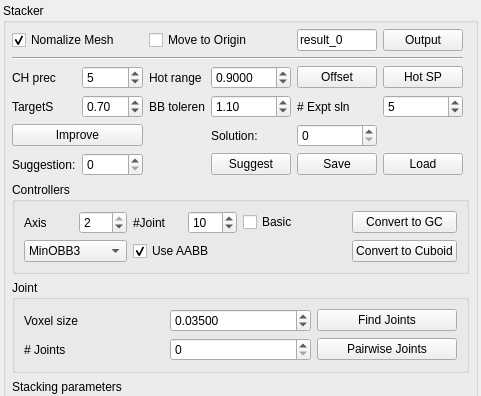
Old version of the form Stacker/StackerWidget.ui in the repository HonghuaLi/stacker; both pictures show x 0 to 481 and y 0 to 396 of the 481 by 687 pixel window.
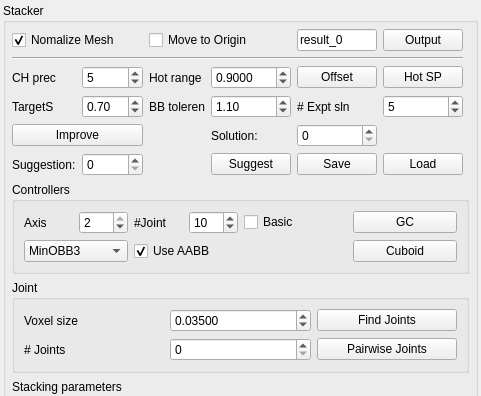
New version of the form. Icons and pictures are not drawn.

Patch:
```diff
--- a/Stacker/StackerWidget.ui
+++ b/Stacker/StackerWidget.ui
@@ -7,7 +7,7 @@
     <x>0</x>
     <y>0</y>
     <width>350</width>
-    <height>615</height>
+    <height>617</height>
    </rect>
   </property>
   <property name="sizePolicy">
@@ -288,7 +288,11 @@
          <item row="3" column="6" colspan="2">
           <widget class="QPushButton" name="convertToGC">
            <property name="text">
-            <string>Convert to GC</string>
+            <string>GC</string>
+           </property>
+           <property name="icon">
+            <iconset resource="../Workspace.qrc">
+             <normaloff>:/Workspace/Resources/icons/gc.png</normaloff>:/Workspace/Resources/icons/gc.png</iconset>
            </property>
           </widget>
          </item>
@@ -324,7 +328,11 @@
          <item row="10" column="6" colspan="2">
           <widget class="QPushButton" name="convertToCuboid">
            <property name="text">
-            <string>Convert to Cuboid</string>
+            <string>Cuboid</string>
+           </property>
+           <property name="icon">
+            <iconset resource="../Workspace.qrc">
+             <normaloff>:/Workspace/Resources/icons/cuboid.png</normaloff>:/Workspace/Resources/icons/cuboid.png</iconset>
            </property>
           </widget>
          </item>
```
Left out of the diff: 8 changed lines with no effect on the pictures.
